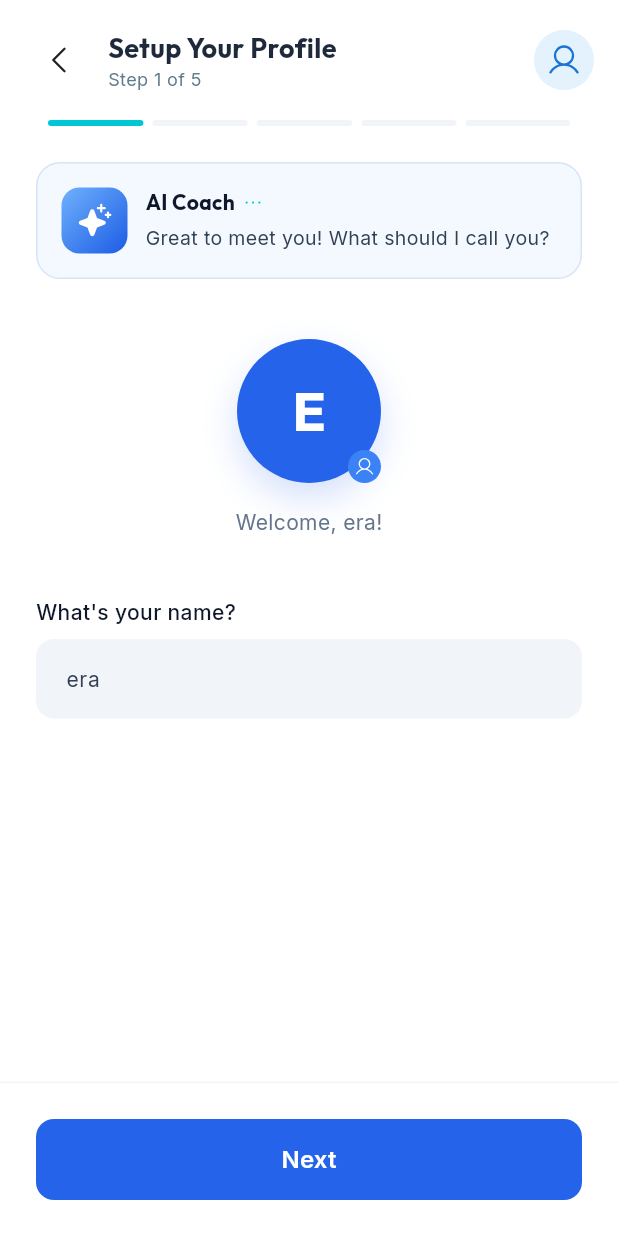
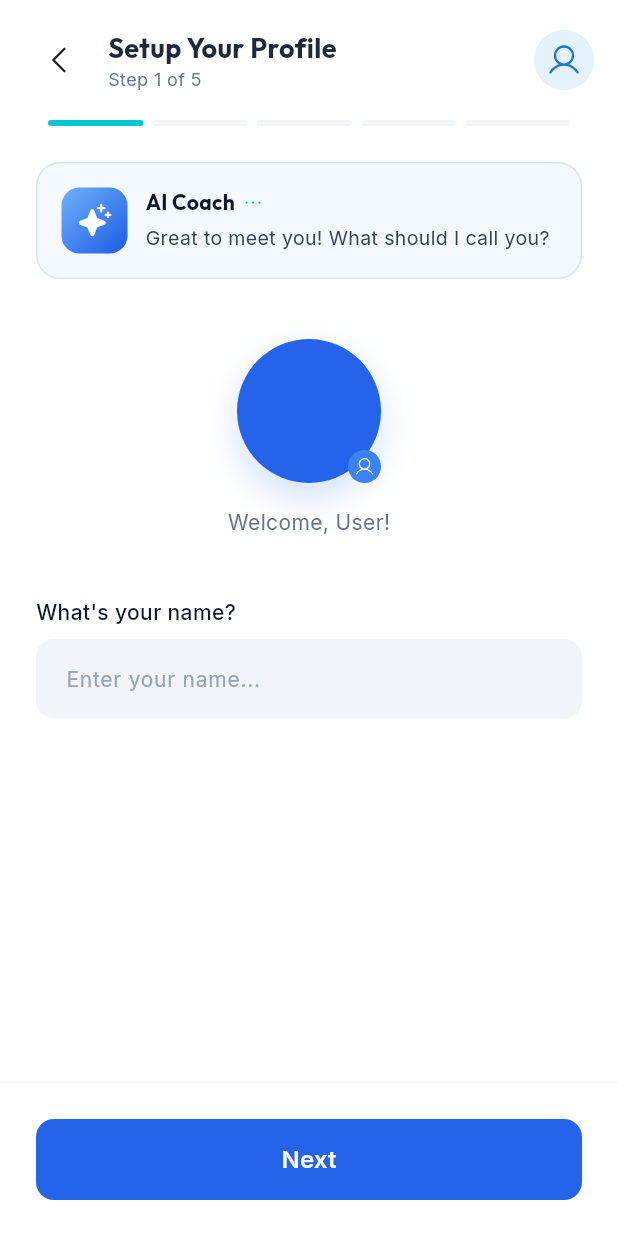
Before and after one commit to SkillCoachR-MAD-Group50/SkillCoachR-Frontend, a Flutter app: the ProfileSetupScreen screen opened by its route, on a phone screen of 412 x 824 dp. Run offline on Flutter 3.47's test engine with Material 3 defaults, Android fonts, the phone set to English and light mode, and no system bars; our stand-ins replace flutter_riverpod, go_router, google_fonts, phosphor_flutter, riverpod_annotation; generated files the repository leaves out were written again.

Commit message:
fix: remove default 'era' value from profile setup name input

```diff
--- a/lib/features/profile_setup/presentation/screens/profile_setup_screen.dart
+++ b/lib/features/profile_setup/presentation/screens/profile_setup_screen.dart
@@ -11,7 +11,7 @@ class ProfileSetupScreen extends StatefulWidget {
 }
 
 class _ProfileSetupScreenState extends State<ProfileSetupScreen> {
-  final TextEditingController _nameController = TextEditingController(text: "era");
+  final TextEditingController _nameController = TextEditingController();
 
   @override
   void dispose() {
```
